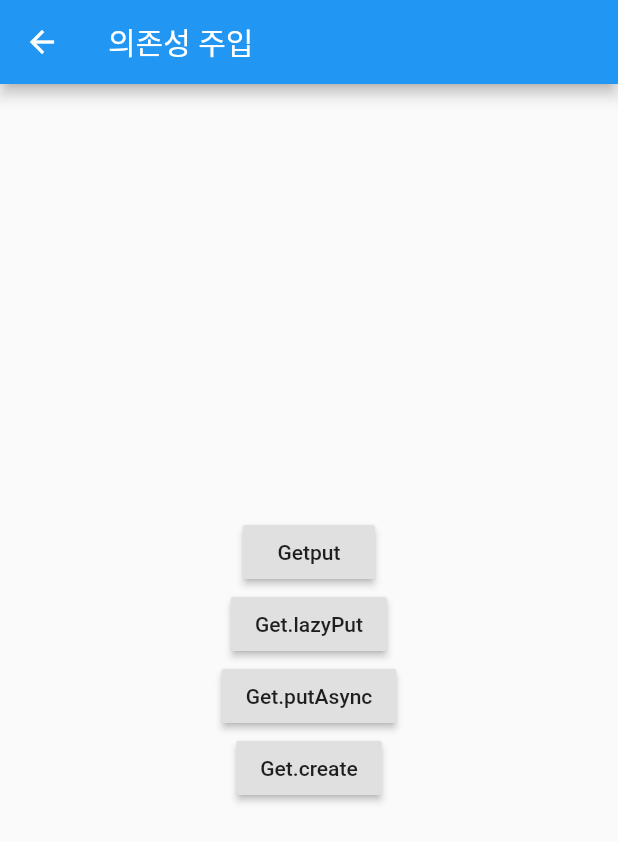
After one commit to s11verz/flutter_getX, a Flutter app: the screen it shows after launch, after a tap on "의존성관리", on a phone screen of 412 x 824 dp. The commit adds this screen. Shown: the top 842 px of the screen. Run offline on Flutter 3.47's test engine with Material 2 defaults, Android fonts, the phone set to English and light mode, and no system bars; our stand-ins replace get.

Commit message:
의존성 주입

```diff
--- /dev/null
+++ b/lib/src/controller/dependency_controller.dart
@@ -0,0 +1,3 @@
+import 'package:get/get.dart';
+
+class DependencyController extends GetxController{}
--- a/lib/src/home.dart
+++ b/lib/src/home.dart
@@ -1,5 +1,6 @@
 // ignore_for_file: prefer_const_constructors
 import 'package:flutter/material.dart';
+import 'package:flutter_getx/src/pages/dependecys/dependency_manage_page.dart';
 import 'package:flutter_getx/src/pages/normal/first.dart';
 import 'package:flutter_getx/src/pages/reactive_state_manage_page.dart';
 import 'package:flutter_getx/src/pages/simple_state_manage_page.dart';
@@ -54,6 +55,12 @@ class Home extends StatelessWidget {
                 Get.to(ReactiveStateManagePage());
               },
               child: Text('반응형상태관리'),
+            ),
+            RaisedButton(
+              onPressed: () {
+                Get.to(DependencyManagePage());
+              },
+              child: Text('의존성관리'),
             )
           ],
         ),
--- /dev/null
+++ b/lib/src/pages/dependecys/dependency_manage_page.dart
@@ -0,0 +1,58 @@
+import 'package:flutter/material.dart';
+import 'package:flutter_getx/src/controller/dependency_controller.dart';
+import 'package:flutter_getx/src/pages/dependecys/get_lazyput.dart';
+import 'package:flutter_getx/src/pages/dependecys/get_put.dart';
+import 'package:get/get.dart';
+
+class DependencyManagePage extends StatelessWidget {
+  const DependencyManagePage({Key? key}) : super(key: key);
+
+  @override
+  Widget build(BuildContext context) {
+    return Scaffold(
+      appBar: AppBar(
+        title: Text("의존성 주입"),
+      ),
+      body: Center(
+        child: Column(
+          mainAxisAlignment: MainAxisAlignment.center,
+          children: [
+            RaisedButton(
+                child: Text("Getput"),
+                onPressed: () {
+                  Get.to(GetPut(), binding: BindingsBuilder(() {
+                    Get.put(DependencyController());
+                  }));
+                }),
+            RaisedButton(
+                child: Text("Get.lazyPut"),
+                onPressed: () {
+                  Get.to(GetLazyPut(), binding: BindingsBuilder(() {
+                    Get.lazyPut<DependencyController>(
+                        () => DependencyController());
+                  }));
+                }),
+            RaisedButton(
+                child: Text("Get.putAsync"),
+                onPressed: () {
+                  Get.to(GetPut(), binding: BindingsBuilder(() {
+                    Get.putAsync<DependencyController>(() async {
+                      await Future.delayed(Duration(seconds: 5));
+                      return DependencyController();
+                    });
+                  }));
+                }),
+            RaisedButton(
+                child: Text("Get.create"),
+                onPressed: () {
+                  Get.to(GetPut(), binding: BindingsBuilder(() {
+                    Get.create<DependencyController>(
+                        () => DependencyController());
+                  }));
+                }),
+          ],
+        ),
+      ),
+    );
+  }
+}
--- /dev/null
+++ b/lib/src/pages/dependecys/get_put.dart
@@ -0,0 +1,12 @@
+import 'package:flutter/material.dart';
+
+class GetPut extends StatelessWidget {
+  const GetPut({Key? key}) : super(key: key);
+
+  @override
+  Widget build(BuildContext context) {
+    return Scaffold(
+      appBar: AppBar(),
+    );
+  }
+}
```
Also changed, not shown: lib/src/pages/dependecys/get_lazyput.dart (added, +12 -0 lines).
